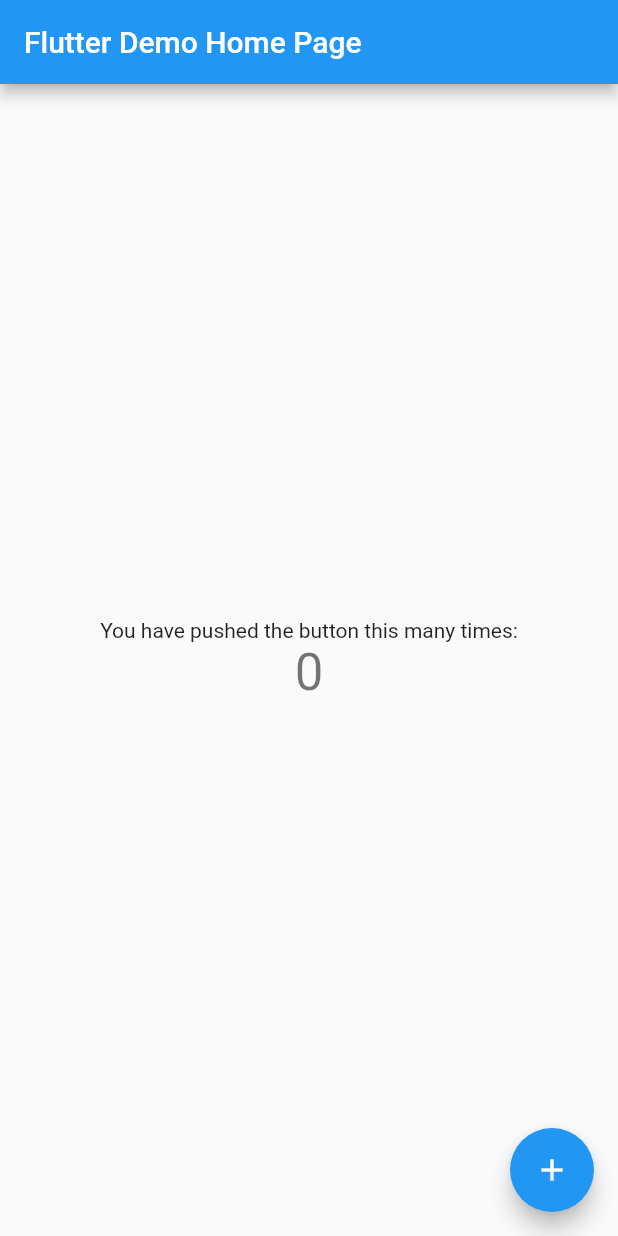
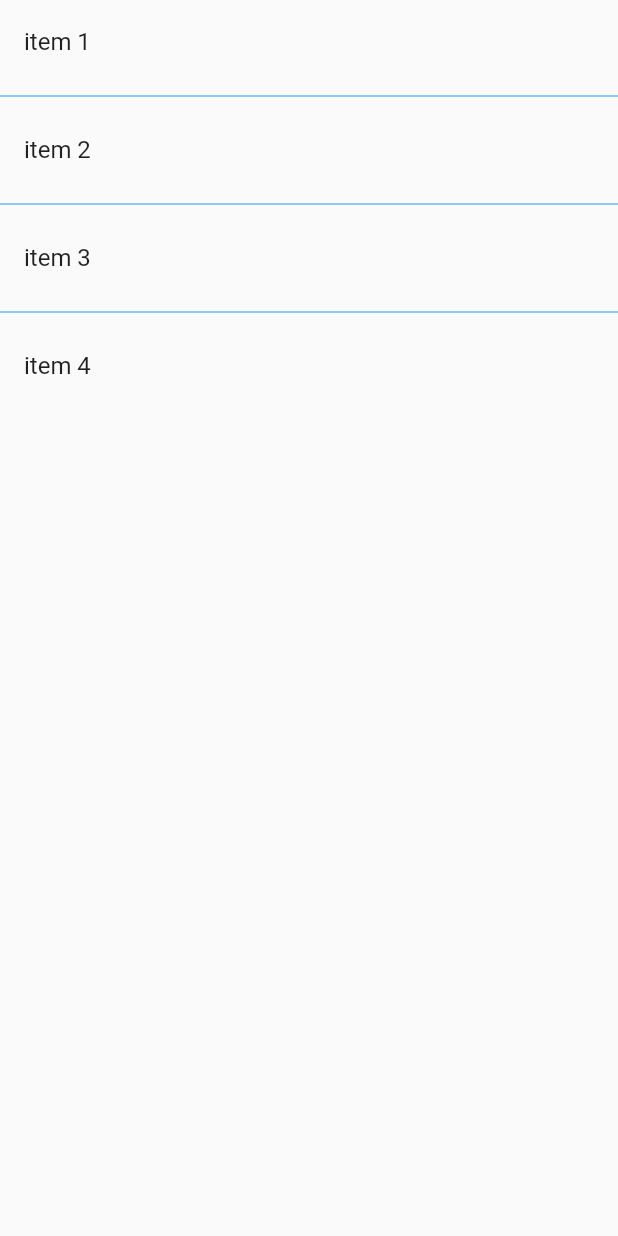
Before and after one commit to kuhnroyal/opencontainer_test, a Flutter app: the screen it shows after launch, on a phone screen of 412 x 824 dp. Run offline on Flutter 3.47's test engine with Material 2 defaults, Android fonts, the phone set to English and light mode, and no system bars.

Commit message:
Reproduce issue

```diff
--- /dev/null
+++ b/lib/home.dart
@@ -0,0 +1,128 @@
+import 'dart:async';
+
+import 'package:animations/animations.dart';
+import 'package:flutter/material.dart';
+import 'package:provider/provider.dart';
+
+class Model {
+  int id;
+
+  Model(this.id);
+}
+
+class HomeListModel {
+  final List<Model> _items = [
+    Model(1),
+    Model(2),
+    Model(3),
+    Model(4),
+  ];
+
+  StreamController<List<Model>> _controller;
+
+  Stream<List<Model>> _stream;
+
+  Stream<List<Model>> get stream => _stream;
+
+  HomeListModel() {
+    _controller = StreamController();
+    _stream = _controller.stream;
+    _controller.add(_items);
+  }
+
+  void moveToTop(Model model) {
+    _items.remove(model);
+    _items.insert(0, model);
+    _controller.add(_items.map((e) => Model(e.id)).toList());
+    print("item moved");
+  }
+
+  void dispose() {
+    print('dispose');
+    _controller.close();
+  }
+}
+
+class Home extends StatelessWidget {
+  @override
+  Widget build(BuildContext context) {
+    return Scaffold(
+      body: StreamBuilder<List<Model>>(
+        initialData: [],
+        stream: Provider.of<HomeListModel>(context).stream,
+        builder: (BuildContext context, AsyncSnapshot<dynamic> snapshot) {
+          final items = snapshot.data;
+          return ListView.separated(
+            itemBuilder: (context, idx) => HomeListTile(model: items[idx], key: ValueKey(items[idx].id)),
+            separatorBuilder: (context, idx) => Divider(color: Theme.of(context).accentColor),
+            itemCount: items.length,
+          );
+        },
+      ),
+    );
+  }
+}
+
+class HomeListTile extends StatelessWidget {
+  final Model model;
+
+  const HomeListTile({
+    Key key,
+    @required this.model,
+  }) : super(key: key);
+
+  @override
+  Widget build(BuildContext context) {
+    return OpenContainer(
+      closedElevation: 0,
+      closedColor: Theme.of(context).scaffoldBackgroundColor,
+      closedBuilder: (BuildContext context, void Function() action) {
+        return ListTile(
+          title: Text('item ${model.id}'),
+          onTap: action,
+        );
+      },
+      openBuilder: (BuildContext context, void Function() action) => HomeOpenWidget(
+        model: model,
+        action: action,
+      ),
+    );
+  }
+}
+
+class HomeOpenWidget extends StatelessWidget {
+  final Model model;
+  final void Function() action;
+
+  const HomeOpenWidget({
+    Key key,
+    this.model,
+    this.action,
+  }) : super(key: key);
+
+  @override
+  Widget build(BuildContext context) {
+    return Scaffold(
+      appBar: AppBar(
+        title: Text('item ${model.id}'),
+        leading: IconButton(
+          icon: Icon(Icons.close),
+          onPressed: action,
+        ),
+      ),
+      body: Center(
+        child: Column(
+          children: <Widget>[
+            Text('item ${model.id}'),
+            RaisedButton(
+              onPressed: () {
+                Provider.of<HomeListModel>(context, listen: false).moveToTop(model);
+              },
+              child: Text('Move me to top!'),
+            )
+          ],
+        ),
+      ),
+    );
+  }
+}
--- a/lib/main.dart
+++ b/lib/main.dart
@@ -1,4 +1,6 @@
 import 'package:flutter/material.dart';
+import 'package:opencontainer_tests/home.dart';
+import 'package:provider/provider.dart';
 
 void main() {
   runApp(MyApp());
@@ -9,109 +11,22 @@ class MyApp extends StatelessWidget {
   @override
   Widget build(BuildContext context) {
     return MaterialApp(
-      title: 'Flutter Demo',
+      title: 'OpenContainer Tests',
       theme: ThemeData(
-        // This is the theme of your application.
-        //
-        // Try running your application with "flutter run". You'll see the
-        // application has a blue toolbar. Then, without quitting the app, try
-        // changing the primarySwatch below to Colors.green and then invoke
-        // "hot reload" (press "r" in the console where you ran "flutter run",
-        // or simply save your changes to "hot reload" in a Flutter IDE).
-        // Notice that the counter didn't reset back to zero; the application
-        // is not restarted.
         primarySwatch: Colors.blue,
         // This makes the visual density adapt to the platform that you run
         // the app on. For desktop platforms, the controls will be smaller and
         // closer together (more dense) than on mobile platforms.
         visualDensity: VisualDensity.adaptivePlatformDensity,
       ),
-      home: MyHomePage(title: 'Flutter Demo Home Page'),
+      home: Home(),
+      builder: (context, child) {
+        return Provider<HomeListModel>(
+          create: (_) => HomeListModel(),
+          dispose: (_, model) => model.dispose(),
+          child: child,
+        );
+      },
     );
   }
 }
-
-class MyHomePage extends StatefulWidget {
-  MyHomePage({Key key, this.title}) : super(key: key);
-
-  // This widget is the home page of your application. It is stateful, meaning
-  // that it has a State object (defined below) that contains fields that affect
-  // how it looks.
-
-  // This class is the configuration for the state. It holds the values (in this
-  // case the title) provided by the parent (in this case the App widget) and
-  // used by the build method of the State. Fields in a Widget subclass are
-  // always marked "final".
-
-  final String title;
-
-  @override
-  _MyHomePageState createState() => _MyHomePageState();
-}
-
-class _MyHomePageState extends State<MyHomePage> {
-  int _counter = 0;
-
-  void _incrementCounter() {
-    setState(() {
-      // This call to setState tells the Flutter framework that something has
-      // changed in this State, which causes it to rerun the build method below
-      // so that the display can reflect the updated values. If we changed
-      // _counter without calling setState(), then the build method would not be
-      // called again, and so nothing would appear to happen.
-      _counter++;
-    });
-  }
-
-  @override
-  Widget build(BuildContext context) {
-    // This method is rerun every time setState is called, for instance as done
-    // by the _incrementCounter method above.
-    //
-    // The Flutter framework has been optimized to make rerunning build methods
-    // fast, so that you can just rebuild anything that needs updating rather
-    // than having to individually change instances of widgets.
-    return Scaffold(
-      appBar: AppBar(
-        // Here we take the value from the MyHomePage object that was created by
-        // the App.build method, and use it to set our appbar title.
-        title: Text(widget.title),
-      ),
-      body: Center(
-        // Center is a layout widget. It takes a single child and positions it
-        // in the middle of the parent.
-        child: Column(
-          // Column is also a layout widget. It takes a list of children and
-          // arranges them vertically. By default, it sizes itself to fit its
-          // children horizontally, and tries to be as tall as its parent.
-          //
-          // Invoke "debug painting" (press "p" in the console, choose the
-          // "Toggle Debug Paint" action from the Flutter Inspector in Android
-          // Studio, or the "Toggle Debug Paint" command in Visual Studio Code)
-          // to see the wireframe for each widget.
-          //
-          // Column has various properties to control how it sizes itself and
-          // how it positions its children. Here we use mainAxisAlignment to
-          // center the children vertically; the main axis here is the vertical
-          // axis because Columns are vertical (the cross axis would be
-          // horizontal).
-          mainAxisAlignment: MainAxisAlignment.center,
-          children: <Widget>[
-            Text(
-              'You have pushed the button this many times:',
-            ),
-            Text(
-              '$_counter',
-              style: Theme.of(context).textTheme.headline4,
-            ),
-          ],
-        ),
-      ),
-      floatingActionButton: FloatingActionButton(
-        onPressed: _incrementCounter,
-        tooltip: 'Increment',
-        child: Icon(Icons.add),
-      ), // This trailing comma makes auto-formatting nicer for build methods.
-    );
-  }
-}
--- a/pubspec.yaml
+++ b/pubspec.yaml
@@ -23,6 +23,8 @@ environment:
 dependencies:
   flutter:
     sdk: flutter
+  animations: 1.0.0+5
+  provider: 4.0.5
 
 
   # The following adds the Cupertino Icons font to your application.
```
Also changed, not shown: pubspec.lock, 1 other file.
